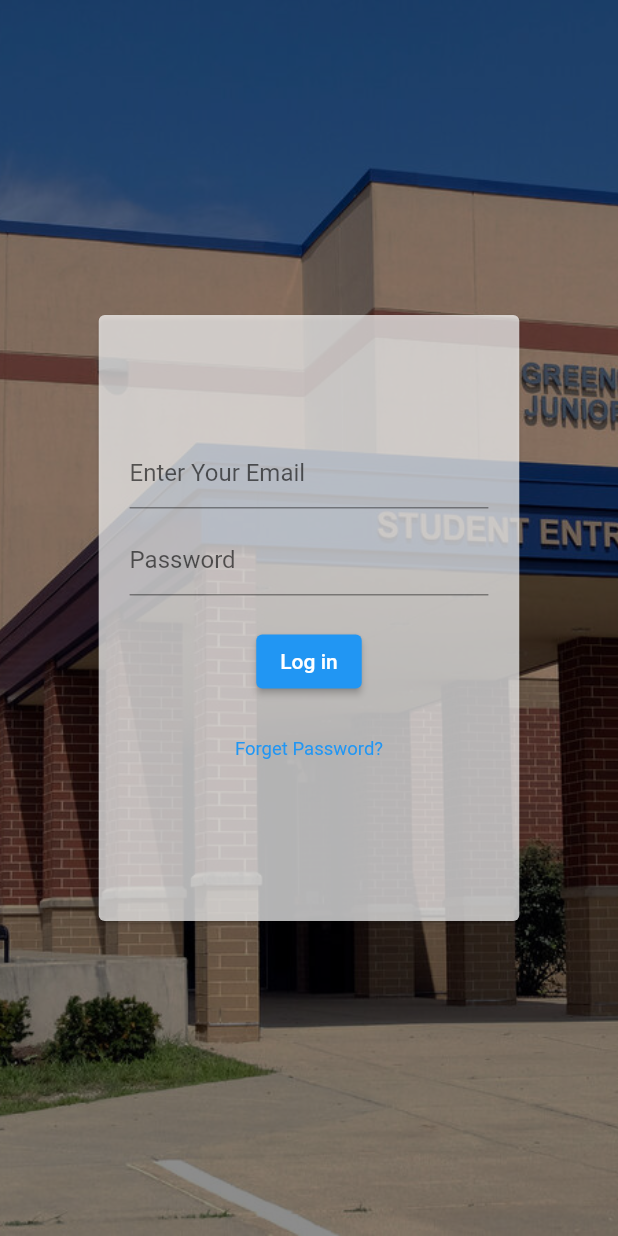
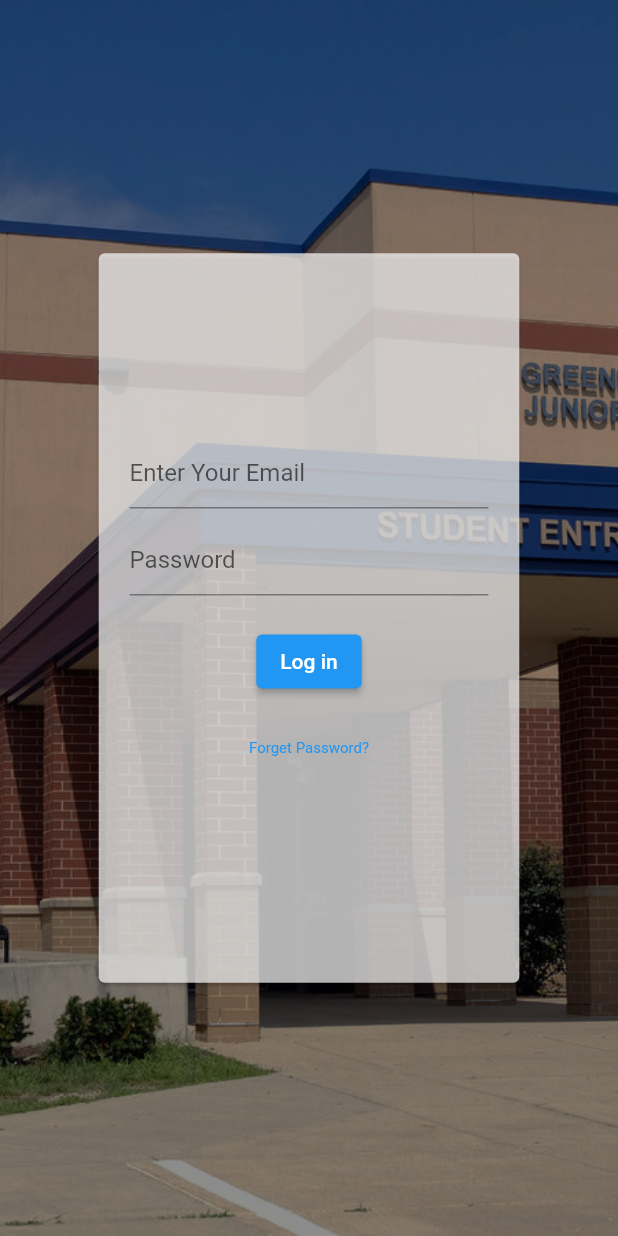
Before and after one commit to ARMADA-R/flutter_project, a Flutter app: the screen it shows after launch, after a tap on "Skip", on a phone screen of 412 x 824 dp. Run offline on Flutter 3.47's test engine with Material 2 defaults, Android fonts, the phone set to English and light mode, and no system bars; our stand-ins replace flutter_image_slideshow, hive_flutter, introduction_screen, shared_preferences, sqflite; missing offline and left inert: data_tables; accounts and stored records are empty.

Commit message:
rafi edit..

```diff
--- a/lib/screens/login_screen.dart
+++ b/lib/screens/login_screen.dart
@@ -39,7 +39,7 @@ class _LogInScreenState extends State<LogInScreen> {
           return Center(
               child: Container(
             width: width * 0.7,
-            height: height * 0.5,
+            height: height * 0.6,
             child: Card(
               color: Colors.white70,
               child: Form(
@@ -115,7 +115,7 @@ class _LogInScreenState extends State<LogInScreen> {
                           style: ElevatedButton.styleFrom(
 //                              primary: Colors.black45,
                               textStyle: TextStyle(
-                                  fontSize: width*0.03)),
+                                  fontSize: 10)),
                           onPressed: () {
                             setState(() {
                               Navigator.pushNamed(
```
